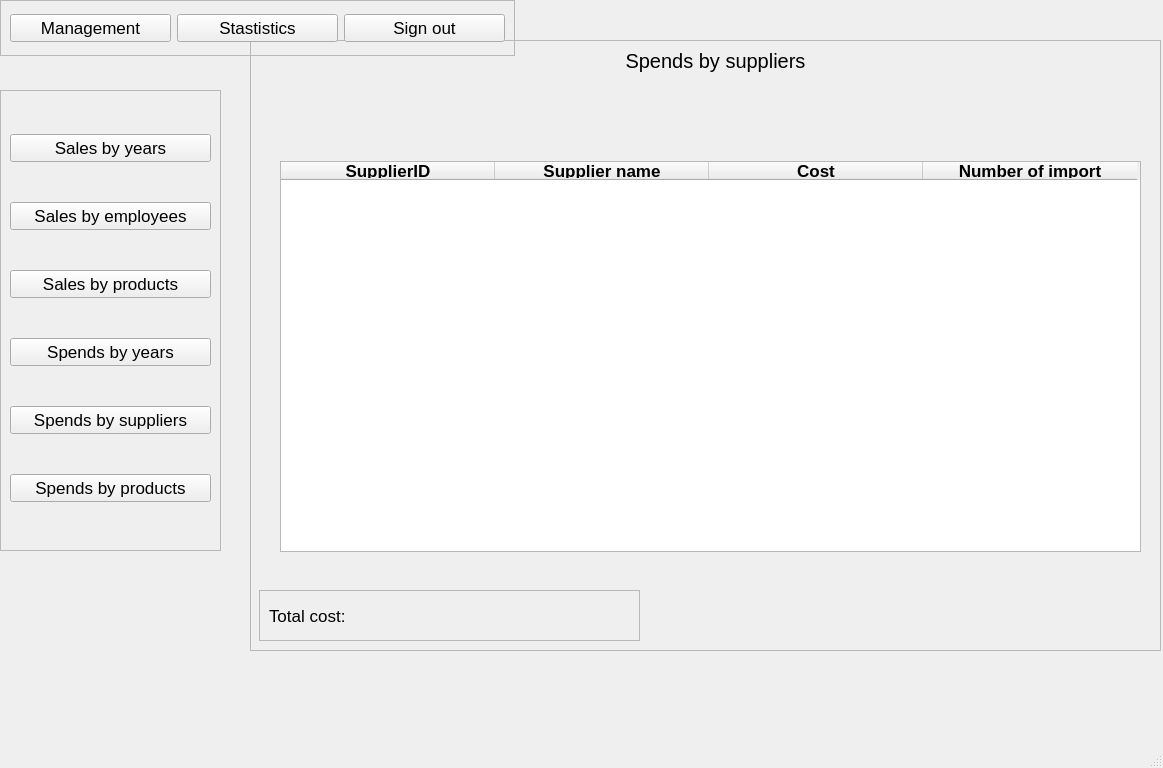
Old version of the form src/View/VIewUI/SpendsBySuppliers.ui in the repository Hai1205/ComputerStore-Python-.
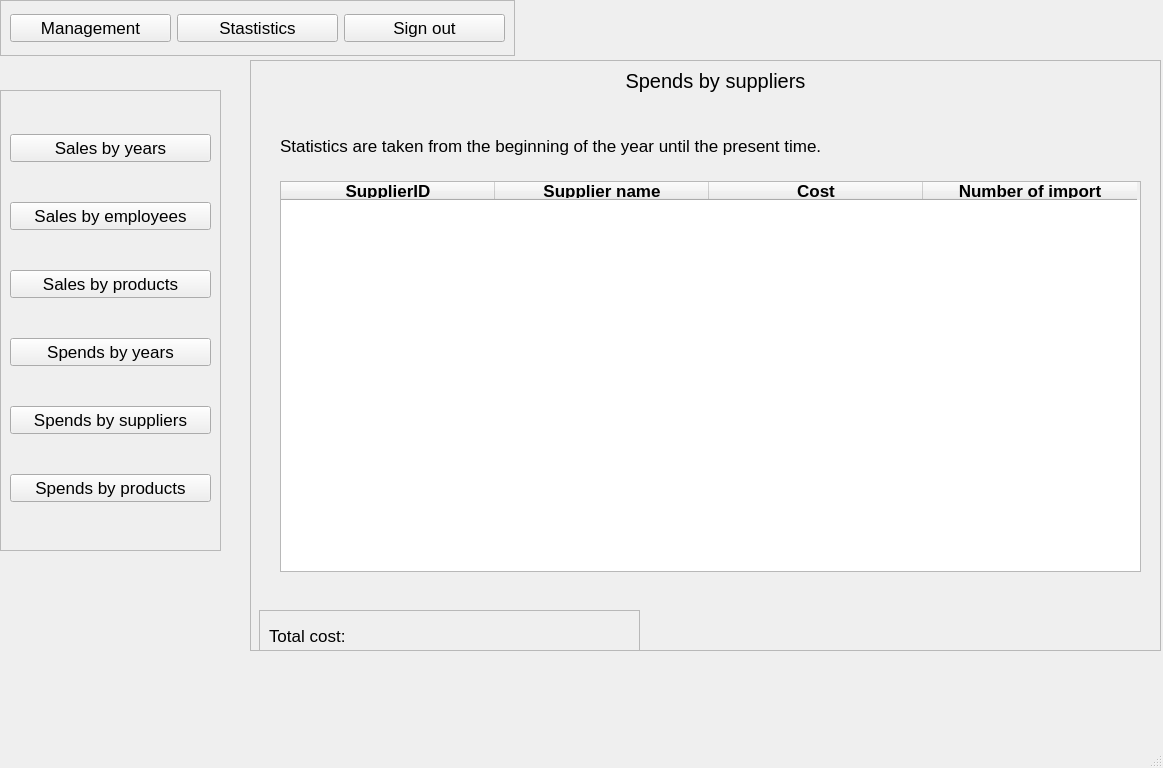
New version of the form.

Patch:
```diff
--- a/src/View/VIewUI/SpendsBySuppliers.ui
+++ b/src/View/VIewUI/SpendsBySuppliers.ui
@@ -23,9 +23,9 @@
     <property name="geometry">
      <rect>
       <x>250</x>
-      <y>40</y>
+      <y>60</y>
       <width>911</width>
-      <height>611</height>
+      <height>591</height>
      </rect>
     </property>
     <property name="frameShape">
@@ -156,6 +156,19 @@
       </property>
      </column>
     </widget>
+    <widget class="QLabel" name="message">
+     <property name="geometry">
+      <rect>
+       <x>30</x>
+       <y>70</y>
+       <width>861</width>
+       <height>31</height>
+      </rect>
+     </property>
+     <property name="text">
+      <string>Statistics are taken from the beginning of the year until the present time.</string>
+     </property>
+    </widget>
    </widget>
    <widget class="QFrame" name="frame_3">
     <property name="geometry">
```
